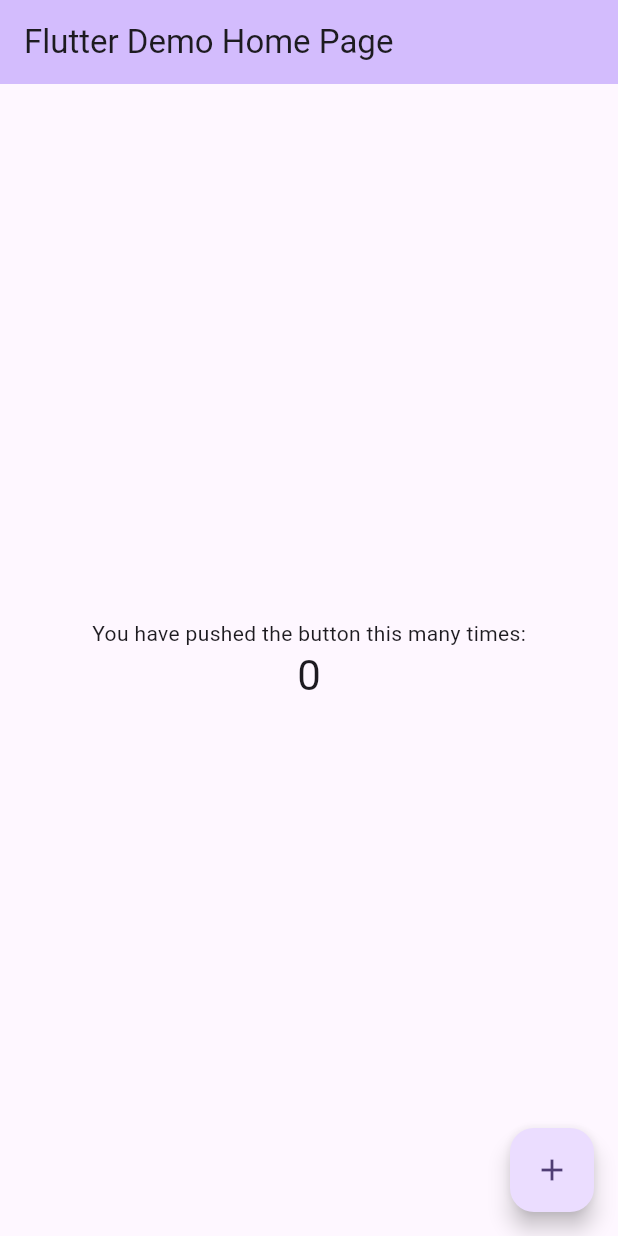
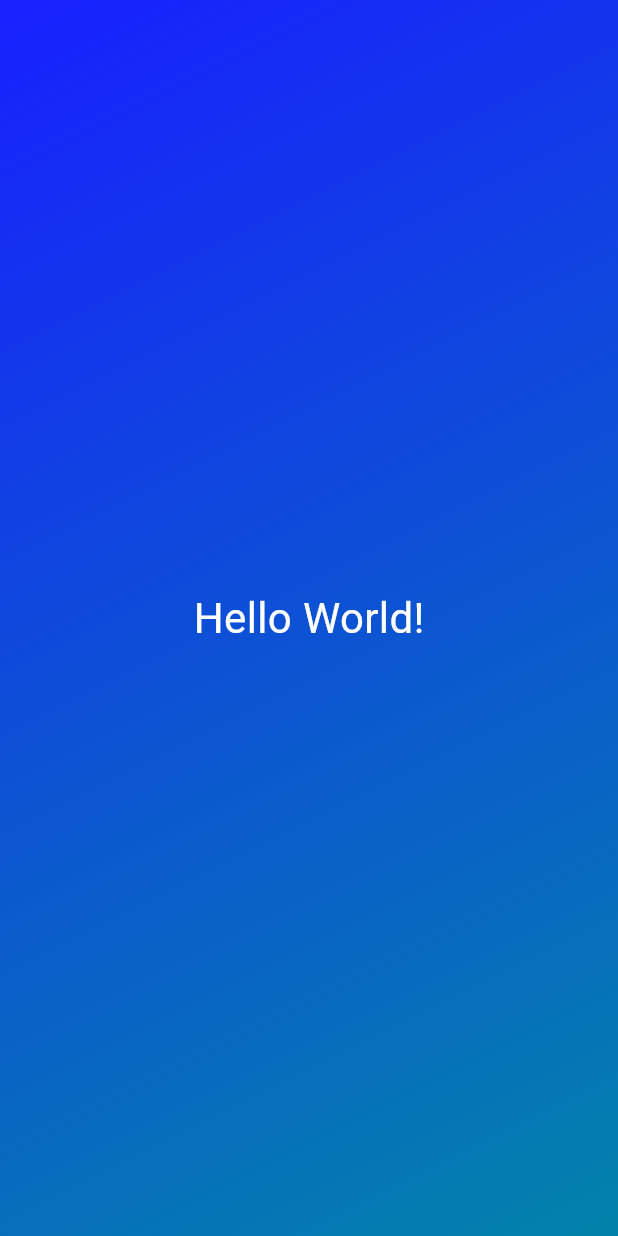
Before and after one commit to praneethm05/rolldice, a Flutter app: the screen it shows after launch, on a phone screen of 412 x 824 dp. Run offline on Flutter 3.47's test engine with Material 3 defaults, Android fonts, the phone set to English and light mode, and no system bars.

Commit message:
design works

```diff
--- a/lib/main.dart
+++ b/lib/main.dart
@@ -1,101 +1,19 @@
 import 'package:flutter/material.dart';
 
 void main() {
-  runApp(const MyApp());
-}
-
-class MyApp extends StatelessWidget {
-  const MyApp({super.key});
-
-
-  @override
-  Widget build(BuildContext context) {
-    return MaterialApp(
-      title: 'Flutter Demo',
-      theme: ThemeData(
-
-        colorScheme: ColorScheme.fromSeed(seedColor: Colors.deepPurple),
-        useMaterial3: true,
-      ),
-      home: const MyHomePage(title: 'Flutter Demo Home Page'),
-    );
-  }
-}
-
-class MyHomePage extends StatefulWidget {
-  const MyHomePage({super.key, required this.title});
-
-  // This widget is the home page of your application. It is stateful, meaning
-  // that it has a State object (defined below) that contains fields that affect
-  // how it looks.
-
-  // This class is the configuration for the state. It holds the values (in this
-  // case the title) provided by the parent (in this case the App widget) and
-  // used by the build method of the State. Fields in a Widget subclass are
-  // always marked "final".
-
-  final String title;
-
-  @override
-  State<MyHomePage> createState() => _MyHomePageState();
-}
-
-class _MyHomePageState extends State<MyHomePage> {
-  int _counter = 0;
-
-  void _incrementCounter() {
-    setState(() {
-
-      _counter++;
-    });
-  }
-
-  @override
-  Widget build(BuildContext context) {
-    return Scaffold(
-      appBar: AppBar(
-        // TRY THIS: Try changing the color here to a specific color (to
-        // Colors.amber, perhaps?) and trigger a hot reload to see the AppBar
-        // change color while the other colors stay the same.
-        backgroundColor: Theme.of(context).colorScheme.inversePrimary,
-        // Here we take the value from the MyHomePage object that was created by
-        // the App.build method, and use it to set our appbar title.
-        title: Text(widget.title),
-      ),
-      body: Center(
-        // Center is a layout widget. It takes a single child and positions it
-        // in the middle of the parent.
-        child: Column(
-          // Column is also a layout widget. It takes a list of children and
-          // arranges them vertically. By default, it sizes itself to fit its
-          // children horizontally, and tries to be as tall as its parent.
-          //
-          // Column has various properties to control how it sizes itself and
-          // how it positions its children. Here we use mainAxisAlignment to
-          // center the children vertically; the main axis here is the vertical
-          // axis because Columns are vertical (the cross axis would be
-          // horizontal).
-          //
-          // TRY THIS: Invoke "debug painting" (choose the "Toggle Debug Paint"
-          // action in the IDE, or press "p" in the console), to see the
-          // wireframe for each widget.
-          mainAxisAlignment: MainAxisAlignment.center,
-          children: <Widget>[
-            const Text(
-              'You have pushed the button this many times:',
-            ),
-            Text(
-              '$_counter',
-              style: Theme.of(context).textTheme.headlineMedium,
-            ),
-          ],
+  runApp(MaterialApp(
+    home: Scaffold(
+      // backgroundColor: Color.fromARGB(255, 116, 236, 252),
+      body: Container(
+        decoration: const BoxDecoration(
+            gradient: LinearGradient(colors: [
+          Color.fromARGB(255, 24, 32, 255),
+          Color.fromARGB(255, 2, 131, 170)
+        ], begin: Alignment.topLeft, end: Alignment.bottomRight)),
+        child: const Center(
+          child: Text('Hello World!',style: TextStyle(color:Colors.white,fontSize: 28.0),),
         ),
       ),
-      floatingActionButton: FloatingActionButton(
-        onPressed: _incrementCounter,
-        tooltip: 'Increment',
-        child: const Icon(Icons.add),
-      ), // This trailing comma makes auto-formatting nicer for build methods.
-    );
-  }
+    ),
+  ));
 }
```
